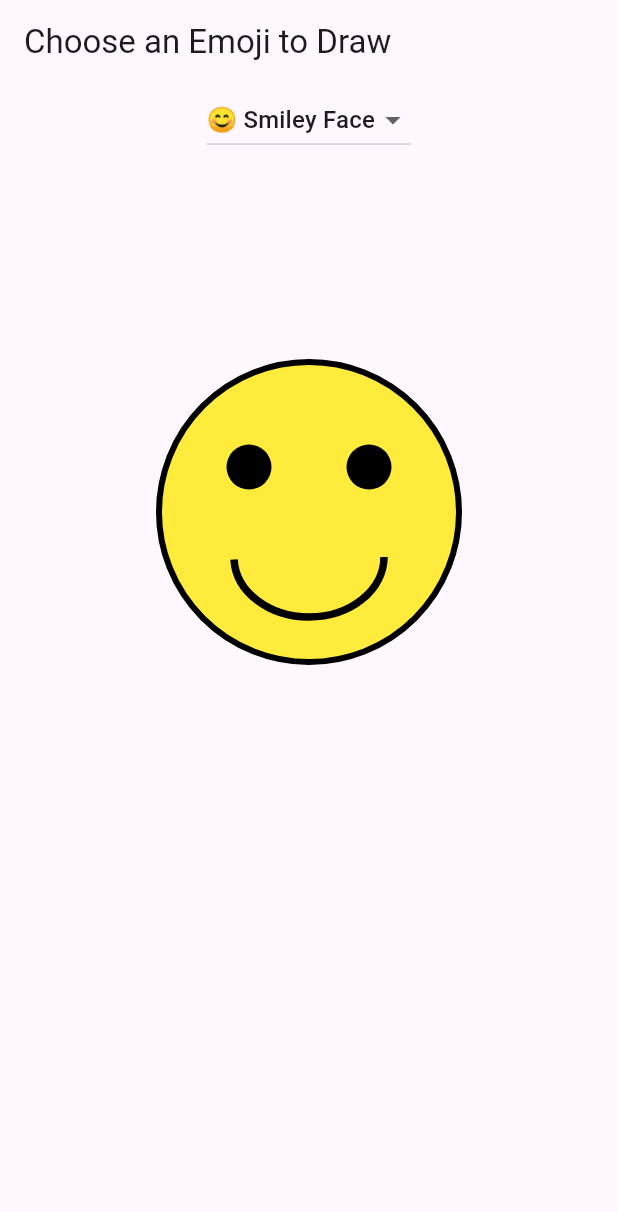
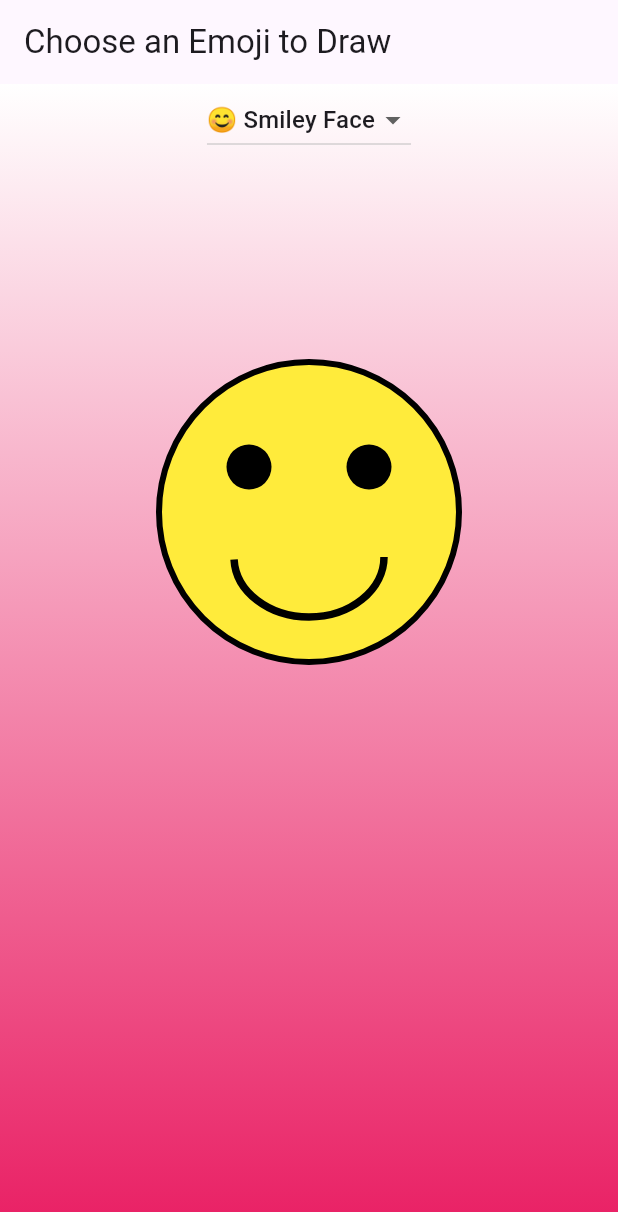
Before and after one commit to lajacl/emoji-drawing-app, a Flutter app: the screen it shows after launch, on a phone screen of 412 x 824 dp. Shown: the top 1212 px of the screen. Run offline on Flutter 3.47's test engine with Material 3 defaults, Android fonts, the light colour scheme and no system bars.

Commit message:
Add gradient to background

```diff
--- a/lib/main.dart
+++ b/lib/main.dart
@@ -4,8 +4,8 @@ void main() {
   runApp(const ShapesDemoApp());
 }
 
-class ShapesDemoApp  extends StatelessWidget {
-  const ShapesDemoApp ({super.key});
+class ShapesDemoApp extends StatelessWidget {
+  const ShapesDemoApp({super.key});
 
   @override
   Widget build(BuildContext context) {
@@ -47,14 +47,25 @@ class EmojiDrawer extends State<CanvasPainterApp> {
 
     return Scaffold(
       appBar: AppBar(title: const Text("Choose an Emoji to Draw")),
-      body: Column(
+      body: Container(
+        decoration: BoxDecoration(
+          gradient: LinearGradient(
+            colors: [Colors.white, Colors.pink],
+            begin: Alignment.topCenter,
+            end: Alignment.bottomCenter,
+          ),
+        ),
+        child: Column(
           mainAxisAlignment: MainAxisAlignment.start,
           children: [
             // Dropdown
             DropdownButton<String>(
               value: selectedEmoji,
               items: const [
-              DropdownMenuItem(value: 'Smiley', child: Text('😊 Smiley Face')),
+                DropdownMenuItem(
+                  value: 'Smiley',
+                  child: Text('😊 Smiley Face'),
+                ),
                 DropdownMenuItem(value: 'Heart', child: Text('❤️ Heart')),
                 DropdownMenuItem(value: 'Party', child: Text('🥳 Party Face')),
               ],
@@ -76,6 +87,7 @@ class EmojiDrawer extends State<CanvasPainterApp> {
               ),
             ),
           ],
+        ),
       ),
     );
   }
```
Lines whose indentation alone changed are shown as unchanged.
